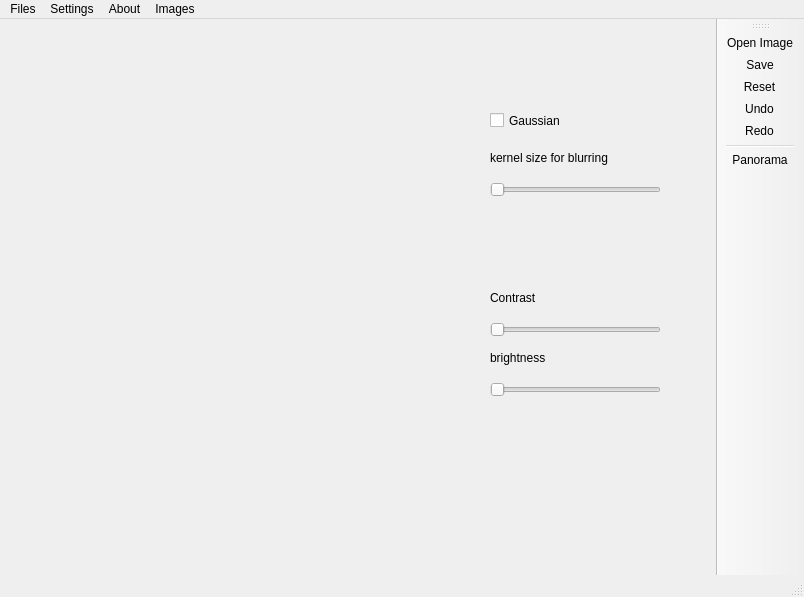
Qt form QTApplication/mainwindow.ui (arcreane/multimedia-equipe_007) before a commit.
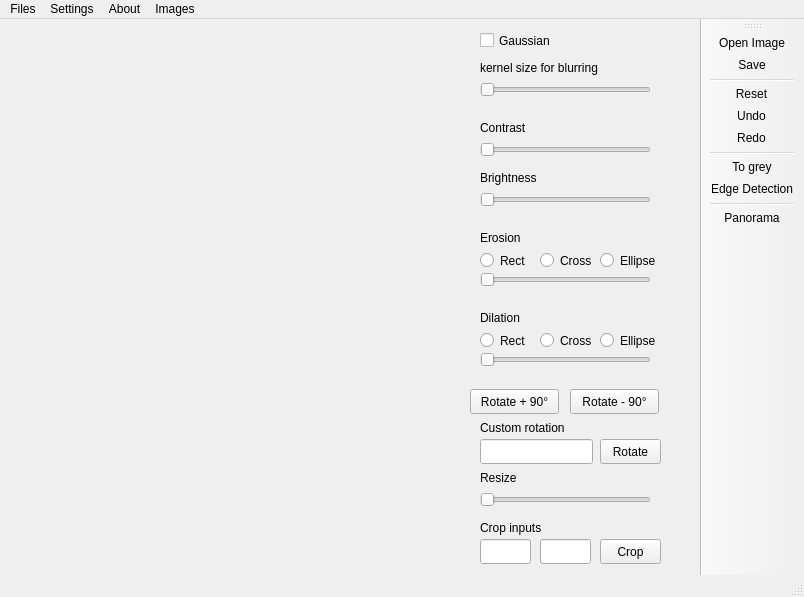
The same form after that commit.

Commit message: correctif blur et contrast + maj rotation + fin ui mais il manque les derniers liens backend

```diff
--- a/QTApplication/mainwindow.ui
+++ b/QTApplication/mainwindow.ui
@@ -23,7 +23,7 @@
       <x>10</x>
       <y>10</y>
       <width>441</width>
-      <height>471</height>
+      <height>541</height>
      </rect>
     </property>
    </widget>
@@ -33,23 +33,23 @@
       <x>470</x>
       <y>10</y>
       <width>211</width>
-      <height>471</height>
+      <height>541</height>
      </rect>
     </property>
     <widget class="QWidget" name="contrastWidget" native="true">
      <property name="geometry">
       <rect>
-       <x>10</x>
-       <y>240</y>
-       <width>191</width>
-       <height>141</height>
+       <x>0</x>
+       <y>80</y>
+       <width>201</width>
+       <height>101</height>
       </rect>
      </property>
      <widget class="QLabel" name="label_3">
       <property name="geometry">
        <rect>
         <x>10</x>
-        <y>20</y>
+        <y>10</y>
         <width>181</width>
         <height>17</height>
        </rect>
@@ -62,7 +62,7 @@
       <property name="geometry">
        <rect>
         <x>10</x>
-        <y>50</y>
+        <y>30</y>
         <width>171</width>
         <height>21</height>
        </rect>
@@ -75,20 +75,20 @@
       <property name="geometry">
        <rect>
         <x>10</x>
-        <y>80</y>
+        <y>60</y>
         <width>181</width>
         <height>17</height>
        </rect>
       </property>
       <property name="text">
-       <string>brightness</string>
+       <string>Brightness</string>
       </property>
      </widget>
      <widget class="QSlider" name="slider_brightness">
       <property name="geometry">
        <rect>
         <x>10</x>
-        <y>110</y>
+        <y>80</y>
         <width>171</width>
         <height>21</height>
        </rect>
@@ -101,17 +101,17 @@
     <widget class="QWidget" name="blurWidget" native="true">
      <property name="geometry">
       <rect>
-       <x>10</x>
-       <y>80</y>
-       <width>191</width>
-       <height>141</height>
+       <x>0</x>
+       <y>0</y>
+       <width>201</width>
+       <height>71</height>
       </rect>
      </property>
      <widget class="QLabel" name="label">
       <property name="geometry">
        <rect>
         <x>10</x>
-        <y>40</y>
+        <y>30</y>
         <width>181</width>
         <height>17</height>
        </rect>
@@ -120,11 +120,11 @@
        <string>kernel size for blurring</string>
       </property>
      </widget>
-     <widget class="QSlider" name="slider">
+     <widget class="QSlider" name="slider_blur">
       <property name="geometry">
        <rect>
         <x>10</x>
-        <y>70</y>
+        <y>50</y>
         <width>171</width>
         <height>21</height>
        </rect>
@@ -147,6 +147,310 @@
       </property>
      </widget>
     </widget>
+    <widget class="QWidget" name="rotationWidget" native="true">
+     <property name="geometry">
+      <rect>
+       <x>0</x>
+       <y>350</y>
+       <width>201</width>
+       <height>91</height>
+      </rect>
+     </property>
+     <widget class="QPushButton" name="buttonRotateM90">
+      <property name="geometry">
+       <rect>
+        <x>100</x>
+        <y>10</y>
+        <width>89</width>
+        <height>25</height>
+       </rect>
+      </property>
+      <property name="text">
+       <string>Rotate - 90°</string>
+      </property>
+     </widget>
+     <widget class="QPushButton" name="buttonRotateP90">
+      <property name="geometry">
+       <rect>
+        <x>0</x>
+        <y>10</y>
+        <width>89</width>
+        <height>25</height>
+       </rect>
+      </property>
+      <property name="text">
+       <string>Rotate + 90°</string>
+      </property>
+     </widget>
+     <widget class="QPushButton" name="customRotate">
+      <property name="geometry">
+       <rect>
+        <x>130</x>
+        <y>60</y>
+        <width>61</width>
+        <height>25</height>
+       </rect>
+      </property>
+      <property name="text">
+       <string>Rotate</string>
+      </property>
+     </widget>
+     <widget class="QLabel" name="labelRotate">
+      <property name="geometry">
+       <rect>
+        <x>10</x>
+        <y>40</y>
+        <width>181</width>
+        <height>17</height>
+       </rect>
+      </property>
+      <property name="text">
+       <string>Custom rotation</string>
+      </property>
+     </widget>
+     <widget class="QLineEdit" name="customRotateInput">
+      <property name="geometry">
+       <rect>
+        <x>10</x>
+        <y>60</y>
+        <width>113</width>
+        <height>25</height>
+       </rect>
+      </property>
+     </widget>
+    </widget>
+    <widget class="QWidget" name="widget" native="true">
+     <property name="geometry">
+      <rect>
+       <x>0</x>
+       <y>440</y>
+       <width>201</width>
+       <height>101</height>
+      </rect>
+     </property>
+     <widget class="QLabel" name="labelResize">
+      <property name="geometry">
+       <rect>
+        <x>10</x>
+        <y>0</y>
+        <width>181</width>
+        <height>17</height>
+       </rect>
+      </property>
+      <property name="text">
+       <string>Resize</string>
+      </property>
+     </widget>
+     <widget class="QLabel" name="labelCrop">
+      <property name="geometry">
+       <rect>
+        <x>10</x>
+        <y>50</y>
+        <width>181</width>
+        <height>17</height>
+       </rect>
+      </property>
+      <property name="text">
+       <string>Crop inputs</string>
+      </property>
+     </widget>
+     <widget class="QPushButton" name="cropButton">
+      <property name="geometry">
+       <rect>
+        <x>130</x>
+        <y>70</y>
+        <width>61</width>
+        <height>25</height>
+       </rect>
+      </property>
+      <property name="text">
+       <string>Crop</string>
+      </property>
+     </widget>
+     <widget class="QLineEdit" name="cropInputX">
+      <property name="geometry">
+       <rect>
+        <x>10</x>
+        <y>70</y>
+        <width>51</width>
+        <height>25</height>
+       </rect>
+      </property>
+     </widget>
+     <widget class="QLineEdit" name="cropInputY">
+      <property name="geometry">
+       <rect>
+        <x>70</x>
+        <y>70</y>
+        <width>51</width>
+        <height>25</height>
+       </rect>
+      </property>
+     </widget>
+     <widget class="QSlider" name="resizeBar">
+      <property name="geometry">
+       <rect>
+        <x>10</x>
+        <y>20</y>
+        <width>171</width>
+        <height>21</height>
+       </rect>
+      </property>
+      <property name="orientation">
+       <enum>Qt::Horizontal</enum>
+      </property>
+     </widget>
+    </widget>
+    <widget class="QWidget" name="contrastWidget_2" native="true">
+     <property name="geometry">
+      <rect>
+       <x>0</x>
+       <y>190</y>
+       <width>201</width>
+       <height>71</height>
+      </rect>
+     </property>
+     <widget class="QLabel" name="erosionLabel">
+      <property name="geometry">
+       <rect>
+        <x>10</x>
+        <y>10</y>
+        <width>181</width>
+        <height>17</height>
+       </rect>
+      </property>
+      <property name="text">
+       <string>Erosion</string>
+      </property>
+     </widget>
+     <widget class="QSlider" name="erosionBar">
+      <property name="geometry">
+       <rect>
+        <x>10</x>
+        <y>50</y>
+        <width>171</width>
+        <height>21</height>
+       </rect>
+      </property>
+      <property name="orientation">
+       <enum>Qt::Horizontal</enum>
+      </property>
+     </widget>
+     <widget class="QRadioButton" name="erosionRadio1">
+      <property name="geometry">
+       <rect>
+        <x>70</x>
+        <y>30</y>
+        <width>61</width>
+        <height>23</height>
+       </rect>
+      </property>
+      <property name="text">
+       <string>Cross</string>
+      </property>
+     </widget>
+     <widget class="QRadioButton" name="erosionRadio0">
+      <property name="geometry">
+       <rect>
+        <x>10</x>
+        <y>30</y>
+        <width>61</width>
+        <height>23</height>
+       </rect>
+      </property>
+      <property name="text">
+       <string>Rect</string>
+      </property>
+     </widget>
+     <widget class="QRadioButton" name="erosionRadio2">
+      <property name="geometry">
+       <rect>
+        <x>130</x>
+        <y>30</y>
+        <width>71</width>
+        <height>23</height>
+       </rect>
+      </property>
+      <property name="text">
+       <string>Ellipse</string>
+      </property>
+     </widget>
+    </widget>
+    <widget class="QWidget" name="contrastWidget_3" native="true">
+     <property name="geometry">
+      <rect>
+       <x>0</x>
+       <y>270</y>
+       <width>201</width>
+       <height>71</height>
+      </rect>
+     </property>
+     <widget class="QLabel" name="dilationLabel">
+      <property name="geometry">
+       <rect>
+        <x>10</x>
+        <y>10</y>
+        <width>181</width>
+        <height>17</height>
+       </rect>
+      </property>
+      <property name="text">
+       <string>Dilation</string>
+      </property>
+     </widget>
+     <widget class="QSlider" name="dilationBar">
+      <property name="geometry">
+       <rect>
+        <x>10</x>
+        <y>50</y>
+        <width>171</width>
+        <height>21</height>
+       </rect>
+      </property>
+      <property name="orientation">
+       <enum>Qt::Horizontal</enum>
+      </property>
+     </widget>
+     <widget class="QRadioButton" name="dilationRadio1">
+      <property name="geometry">
+       <rect>
+        <x>70</x>
+        <y>30</y>
+        <width>61</width>
+        <height>23</height>
+       </rect>
+      </property>
+      <property name="text">
+       <string>Cross</string>
+      </property>
+     </widget>
+     <widget class="QRadioButton" name="dilationRadio0">
+      <property name="geometry">
+       <rect>
+        <x>10</x>
+        <y>30</y>
+        <width>61</width>
+        <height>23</height>
+       </rect>
+      </property>
+      <property name="text">
+       <string>Rect</string>
+      </property>
+     </widget>
+     <widget class="QRadioButton" name="dilationRadio2">
+      <property name="geometry">
+       <rect>
+        <x>130</x>
+        <y>30</y>
+        <width>71</width>
+        <height>23</height>
+       </rect>
+      </property>
+      <property name="text">
+       <string>Ellipse</string>
+      </property>
+     </widget>
+    </widget>
    </widget>
   </widget>
   <widget class="QMenuBar" name="menubar">
@@ -163,7 +467,6 @@
      <string>Files</string>
     </property>
     <addaction name="actionOpen"/>
-    <addaction name="separator"/>
     <addaction name="actionSave"/>
    </widget>
    <widget class="QMenu" name="menuSettings">
@@ -182,11 +485,14 @@
     <property name="title">
      <string>Images</string>
     </property>
-    <addaction name="actionChangeColor"/>
-    <addaction name="actionDetectEdges"/>
     <addaction name="actionReset"/>
     <addaction name="actionUndo"/>
     <addaction name="actionRedo"/>
+    <addaction name="separator"/>
+    <addaction name="actionToGrey"/>
+    <addaction name="actionDetectEdges"/>
+    <addaction name="separator"/>
+    <addaction name="actionPanorama"/>
    </widget>
    <addaction name="menuFiles"/>
    <addaction name="menuSettings"/>
@@ -205,10 +511,14 @@
    </attribute>
    <addaction name="actionOpen"/>
    <addaction name="actionSave"/>
+   <addaction name="separator"/>
    <addaction name="actionReset"/>
    <addaction name="actionUndo"/>
    <addaction name="actionRedo"/>
    <addaction name="separator"/>
+   <addaction name="actionToGrey"/>
+   <addaction name="actionDetectEdges"/>
+   <addaction name="separator"/>
    <addaction name="actionPanorama"/>
   </widget>
   <widget class="QStatusBar" name="statusbar"/>
@@ -232,7 +542,7 @@
     <string>About</string>
    </property>
   </action>
-  <action name="actionChangeColor">
+  <action name="actionToGrey">
    <property name="text">
     <string>To grey</string>
    </property>
```
Left out of the diff: 2 changed lines with no effect on the pictures. The commit also changes 7 other files.
